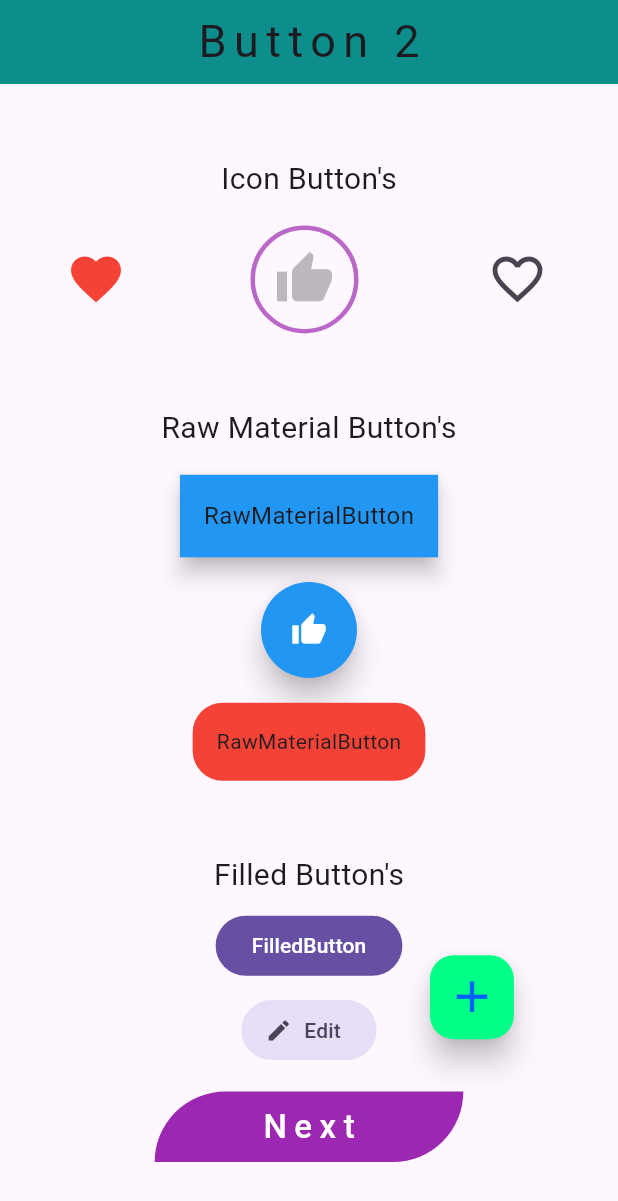
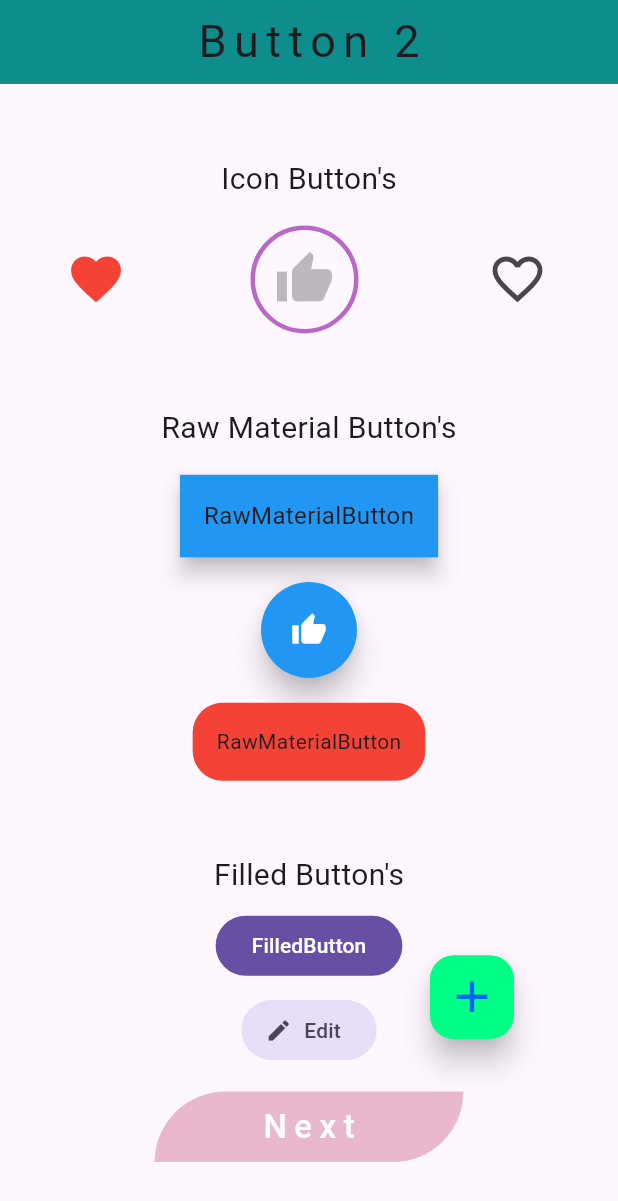
Before and after one commit to Ratndeep1999/buttons, a Flutter app: the screen it shows after launch, on a phone screen of 412 x 824 dp. Shown: the top 1201 px of the screen. Run offline on Flutter 3.47's test engine with Material 3 defaults, Android fonts, the phone set to English and light mode, and no system bars.

Commit message:
icon button, toggle icon button add, icon button with style attribute, Raw material button, circular raw material button with icon, material button with rounded corners, Filled button, customized filled button for next page navigation,

```diff
--- a/lib/buttons2.dart
+++ b/lib/buttons2.dart
@@ -301,7 +301,7 @@ class _Buttons2State extends State<Buttons2> {
                         horizontal: 70.0,
                         vertical: 8.0,
                       ),
-                      backgroundColor: Colors.purple.shade500,
+                      backgroundColor: Color(0xffe9b7ce),
                       shape: RoundedRectangleBorder(
                         borderRadius: BorderRadius.only(
                           topLeft: Radius.circular(50),
```
